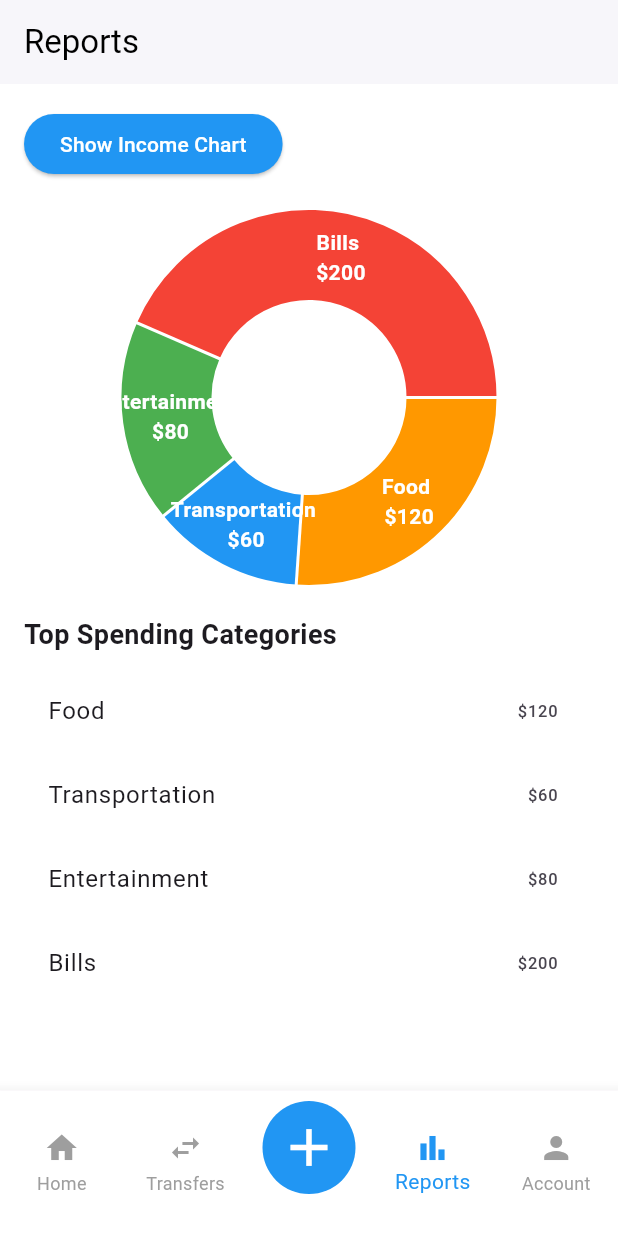
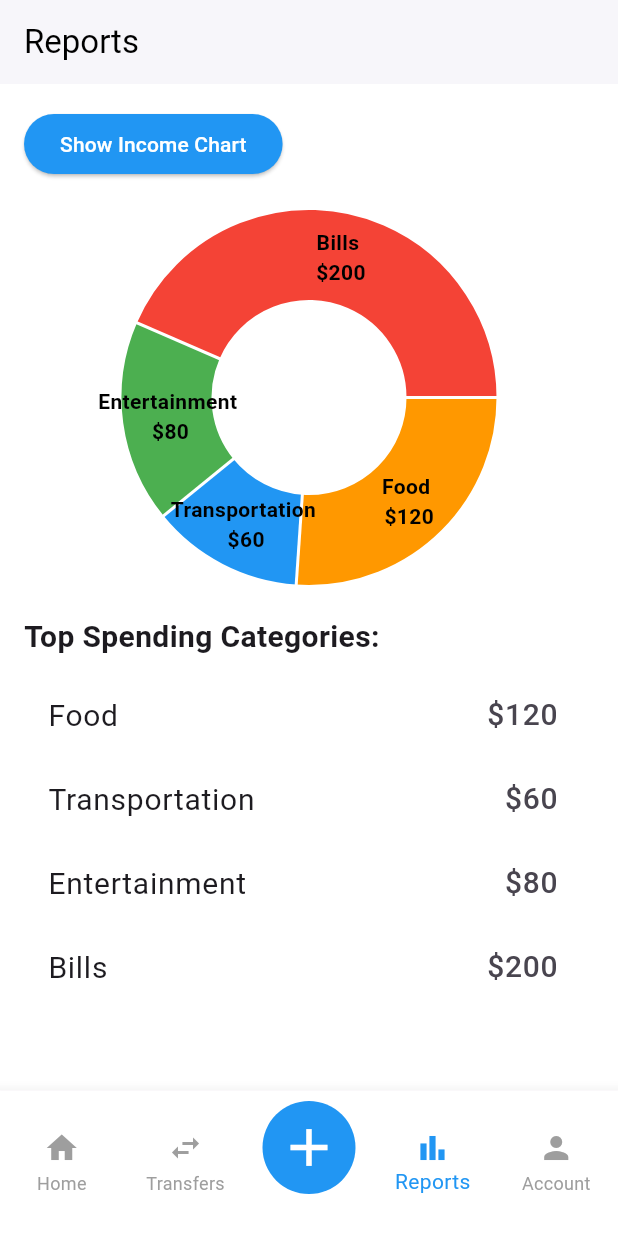
Before and after one commit to DannyM125/budgeting_app, a Flutter app: the screen it shows after launch, item 4 of the bottom bar chosen, on a phone screen of 412 x 824 dp. Shown: the top 1233 px of the screen. Run offline on Flutter 3.47's test engine with Material 3 defaults, Android fonts, the phone set to English and light mode, and no system bars; drawn by our look-alikes of fl_chart.

Commit message:
font size and color fixes

```diff
--- a/lib/account_page.dart
+++ b/lib/account_page.dart
@@ -10,6 +10,8 @@ class AccountPage extends StatelessWidget {
       appBar: AppBar(
         title: const Text('Account'),
         backgroundColor: Colors.white,
+        elevation: 1,
+        foregroundColor: Colors.black,
       ),
       body: const Center(child: Text('Account Page Content')),
     );
--- a/lib/home_page.dart
+++ b/lib/home_page.dart
@@ -11,6 +11,8 @@ class HomePage extends StatelessWidget {
       appBar: AppBar(
         title: const Text('Home'),
         backgroundColor: Colors.white,
+        elevation: 1,
+        foregroundColor: Colors.black,
       ),
       body: Padding(
         padding: const EdgeInsets.all(16.0),
@@ -79,7 +81,7 @@ class HomePage extends StatelessWidget {
                     ),
                   ],
                 ),
-                padding: const EdgeInsets.all(16),
+                padding: const EdgeInsets.fromLTRB(15, 30, 15, 30),
                 child: LineChart(
                   LineChartData(
                     gridData: FlGridData(show: false),
--- a/lib/reports_page.dart
+++ b/lib/reports_page.dart
@@ -71,8 +71,8 @@ class _ReportsPageState extends State<ReportsPage> {
 
             // Title for the top categories list
             const Text(
-              'Top Spending Categories',
-              style: TextStyle(fontSize: 18, fontWeight: FontWeight.bold),
+              'Top Spending Categories:',
+              style: TextStyle(fontSize: 20, fontWeight: FontWeight.bold),
             ),
             const SizedBox(height: 10),
 
@@ -82,8 +82,8 @@ class _ReportsPageState extends State<ReportsPage> {
                 itemCount: spendingCategories.length,
                 itemBuilder: (context, index) {
                   return ListTile(
-                    title: Text(spendingCategories[index]['category']),
-                    trailing: Text('\$${spendingCategories[index]['amount']}'),
+                    title: Text(spendingCategories[index]['category'], style: TextStyle(fontSize: 20),),
+                    trailing: Text('\$${spendingCategories[index]['amount']}', style: TextStyle(fontSize: 20),),
                   );
                 },
               ),
@@ -103,7 +103,7 @@ class _ReportsPageState extends State<ReportsPage> {
             color: _getCategoryColor(category['category']),
             title: '${category['category']} \n \$${category['amount']}',
             radius: 60,
-            titleStyle: const TextStyle(fontSize: 14, fontWeight: FontWeight.bold, color: Colors.white),
+            titleStyle: const TextStyle(fontSize: 14, fontWeight: FontWeight.bold, color: Colors.black),
           ),
         )
         .toList();
--- a/lib/transfers_page.dart
+++ b/lib/transfers_page.dart
@@ -18,7 +18,11 @@ class _TransfersPageState extends State<TransfersPage> {
   Widget build(BuildContext context) {
     return Scaffold(
       backgroundColor: Colors.white,
-      appBar: AppBar(title: const Text('Transfers'), backgroundColor: Colors.white,),
+      appBar: AppBar(title: const Text('Transfers'),
+      backgroundColor: Colors.white,
+        elevation: 1,
+        foregroundColor: Colors.black,
+      ),
       body: Padding(
         padding: const EdgeInsets.all(16.0),
         child: Column(
```
